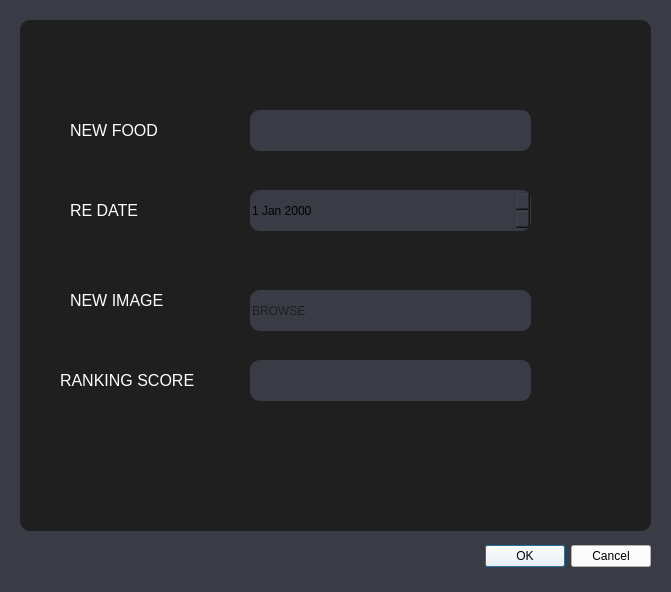
Before: the Qt Designer form ui/add.ui in TranThaiHungXiKe/pti, drawn with Qt 5.
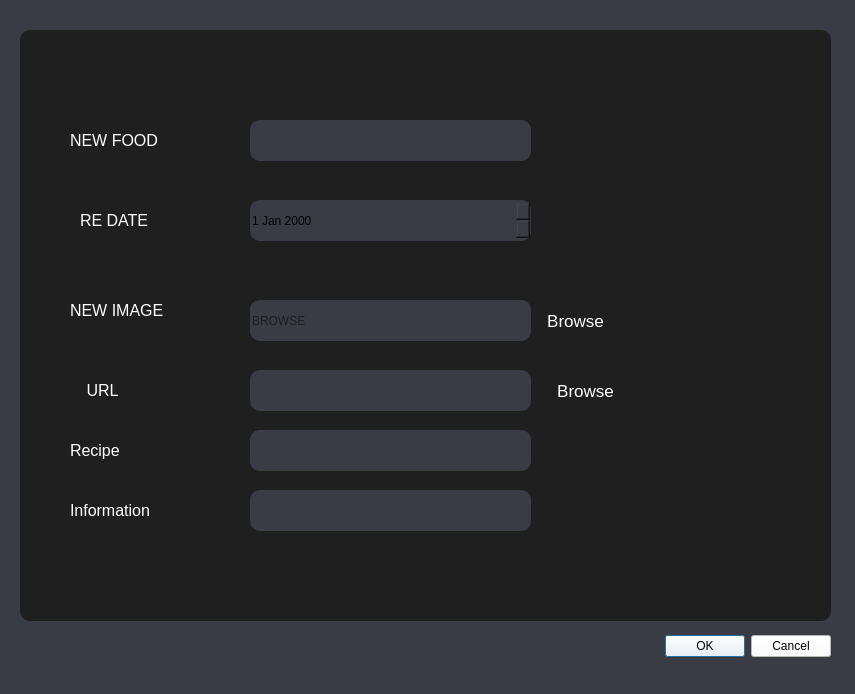
After: the same form once the commit is applied. Icons and pictures are not drawn.

```diff
--- a/ui/add.ui
+++ b/ui/add.ui
@@ -6,8 +6,8 @@
    <rect>
     <x>0</x>
     <y>0</y>
-    <width>671</width>
-    <height>592</height>
+    <width>855</width>
+    <height>694</height>
    </rect>
   </property>
   <property name="windowTitle">
@@ -19,8 +19,8 @@
   <widget class="QDialogButtonBox" name="btnbox">
    <property name="geometry">
     <rect>
-     <x>440</x>
-     <y>540</y>
+     <x>620</x>
+     <y>630</y>
      <width>211</width>
      <height>32</height>
     </rect>
@@ -39,9 +39,9 @@
    <property name="geometry">
     <rect>
      <x>20</x>
-     <y>20</y>
-     <width>631</width>
-     <height>511</height>
+     <y>30</y>
+     <width>811</width>
+     <height>591</height>
     </rect>
    </property>
    <property name="styleSheet">
@@ -107,9 +107,9 @@
    <widget class="QLabel" name="label_2">
     <property name="geometry">
      <rect>
-      <x>50</x>
+      <x>60</x>
       <y>170</y>
-      <width>91</width>
+      <width>81</width>
       <height>41</height>
      </rect>
     </property>
@@ -193,7 +193,7 @@
      <string notr="true">color:rgb(255, 255, 255)</string>
     </property>
     <property name="text">
-     <string>RANKING SCORE</string>
+     <string>      URL</string>
     </property>
    </widget>
    <widget class="QLineEdit" name="txtScore">
@@ -209,6 +209,116 @@
      <string notr="true">background-color: rgb(57, 60, 68)</string>
     </property>
    </widget>
+   <widget class="QPushButton" name="pushButton_browse">
+    <property name="geometry">
+     <rect>
+      <x>520</x>
+      <y>270</y>
+      <width>71</width>
+      <height>41</height>
+     </rect>
+    </property>
+    <property name="font">
+     <font>
+      <pointsize>13</pointsize>
+     </font>
+    </property>
+    <property name="styleSheet">
+     <string notr="true">color: rgb(255, 255, 255);</string>
+    </property>
+    <property name="text">
+     <string>Browse</string>
+    </property>
+   </widget>
+   <widget class="QPushButton" name="pushButton_browse_URL">
+    <property name="geometry">
+     <rect>
+      <x>530</x>
+      <y>340</y>
+      <width>71</width>
+      <height>41</height>
+     </rect>
+    </property>
+    <property name="font">
+     <font>
+      <pointsize>13</pointsize>
+     </font>
+    </property>
+    <property name="styleSheet">
+     <string notr="true">color: rgb(255, 255, 255);</string>
+    </property>
+    <property name="text">
+     <string>Browse</string>
+    </property>
+   </widget>
+   <widget class="QLabel" name="label_5">
+    <property name="geometry">
+     <rect>
+      <x>50</x>
+      <y>400</y>
+      <width>151</width>
+      <height>41</height>
+     </rect>
+    </property>
+    <property name="font">
+     <font>
+      <pointsize>12</pointsize>
+     </font>
+    </property>
+    <property name="styleSheet">
+     <string notr="true">color:rgb(255, 255, 255)</string>
+    </property>
+    <property name="text">
+     <string>Recipe</string>
+    </property>
+   </widget>
+   <widget class="QLabel" name="label_6">
+    <property name="geometry">
+     <rect>
+      <x>50</x>
+      <y>460</y>
+      <width>111</width>
+      <height>41</height>
+     </rect>
+    </property>
+    <property name="font">
+     <font>
+      <pointsize>12</pointsize>
+     </font>
+    </property>
+    <property name="styleSheet">
+     <string notr="true">color:rgb(255, 255, 255)</string>
+    </property>
+    <property name="text">
+     <string>Information</string>
+    </property>
+   </widget>
+   <widget class="QLineEdit" name="txt_recipe">
+    <property name="geometry">
+     <rect>
+      <x>230</x>
+      <y>400</y>
+      <width>281</width>
+      <height>41</height>
+     </rect>
+    </property>
+    <property name="styleSheet">
+     <string notr="true">background-color: rgb(57, 60, 68)</string>
+    </property>
+   </widget>
+   <widget class="QLineEdit" name="txtInformation">
+    <property name="geometry">
+     <rect>
+      <x>230</x>
+      <y>460</y>
+      <width>281</width>
+      <height>41</height>
+     </rect>
+    </property>
+    <property name="styleSheet">
+     <string notr="true">background-color: rgb(57, 60, 68)</string>
+    </property>
+   </widget>
   </widget>
  </widget>
  <resources/>
```
